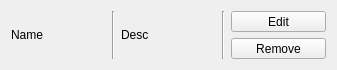
RafiKueng/dropContactAngleMeasurement, file gui/pluginWidget.ui: the form before one commit.
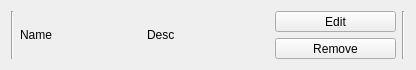
The form after the commit.

Commit message: some progress on gui, plugin management

What changed in the file:
```diff
--- a/gui/pluginWidget.ui
+++ b/gui/pluginWidget.ui
@@ -6,7 +6,7 @@
    <rect>
     <x>0</x>
     <y>0</y>
-    <width>337</width>
+    <width>416</width>
     <height>70</height>
    </rect>
   </property>
@@ -38,6 +38,13 @@
    <string>Form</string>
   </property>
   <layout class="QHBoxLayout" name="horizontalLayout">
+   <item>
+    <widget class="Line" name="line">
+     <property name="orientation">
+      <enum>Qt::Vertical</enum>
+     </property>
+    </widget>
+   </item>
    <item>
     <widget class="QLabel" name="txtName">
      <property name="text">
@@ -45,13 +52,6 @@
      </property>
     </widget>
    </item>
-   <item>
-    <widget class="Line" name="line">
-     <property name="orientation">
-      <enum>Qt::Vertical</enum>
-     </property>
-    </widget>
-   </item>
    <item>
     <widget class="QLabel" name="txtDesc">
      <property name="text">
@@ -59,13 +59,6 @@
      </property>
     </widget>
    </item>
-   <item>
-    <widget class="Line" name="line_2">
-     <property name="orientation">
-      <enum>Qt::Vertical</enum>
-     </property>
-    </widget>
-   </item>
    <item>
     <layout class="QVBoxLayout" name="verticalLayout">
      <item>
@@ -97,6 +90,13 @@
      </item>
     </layout>
    </item>
+   <item>
+    <widget class="Line" name="line_2">
+     <property name="orientation">
+      <enum>Qt::Vertical</enum>
+     </property>
+    </widget>
+   </item>
   </layout>
  </widget>
  <resources/>
```
Left out of the diff: 10 changed lines with no effect on the pictures. The commit also changes 8 other files.
